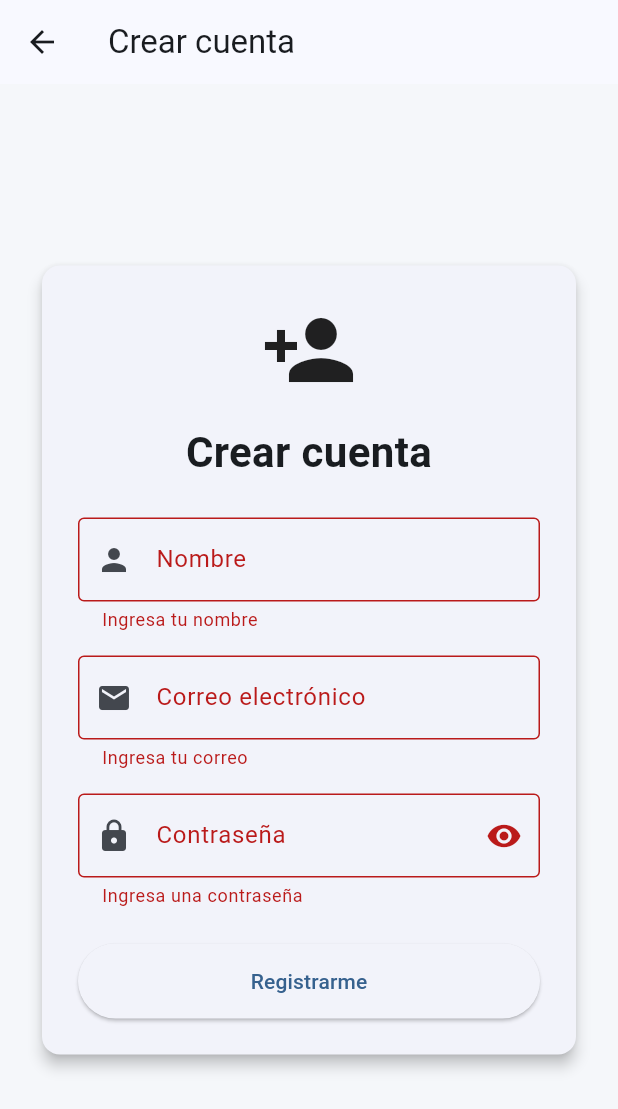
After one commit to raulsalas703/fitback_app, a Flutter app: the RegisterScreen screen opened directly, after a tap on "Registrarme", on a phone screen of 412 x 824 dp. The commit adds this screen. Shown: the top 1109 px of the screen. Run offline on Flutter 3.47's test engine with Material 3 defaults, Android fonts, the phone set to English and light mode, and no system bars; our stand-ins replace flutter_secure_storage; accounts and stored records are empty.

Commit message:
Agregar registro desde pantalla de login

```diff
--- a/mobile_app/lib/screens/login_screen.dart
+++ b/mobile_app/lib/screens/login_screen.dart
@@ -1,6 +1,7 @@
 import 'package:flutter/material.dart';
 
 import '../services/auth_api.dart';
+import 'register_screen.dart';
 
 class LoginScreen extends StatefulWidget {
   const LoginScreen({super.key});
@@ -73,6 +74,15 @@ class _LoginScreenState extends State<LoginScreen> {
     }
   }
 
+  void _goToRegister() {
+    Navigator.push(
+      context,
+      MaterialPageRoute(
+        builder: (context) => const RegisterScreen(),
+      ),
+    );
+  }
+
   @override
   Widget build(BuildContext context) {
     return Scaffold(
@@ -127,7 +137,9 @@ class _LoginScreenState extends State<LoginScreen> {
                               TextInputType.emailAddress,
                           decoration: const InputDecoration(
                             labelText: 'Correo electrónico',
-                            prefixIcon: Icon(Icons.email),
+                            prefixIcon: Icon(
+                              Icons.email,
+                            ),
                             border: OutlineInputBorder(),
                           ),
                           validator: (value) {
@@ -151,8 +163,9 @@ class _LoginScreenState extends State<LoginScreen> {
                           obscureText: _obscurePassword,
                           decoration: InputDecoration(
                             labelText: 'Contraseña',
-                            prefixIcon:
-                                const Icon(Icons.lock),
+                            prefixIcon: const Icon(
+                              Icons.lock,
+                            ),
                             border:
                                 const OutlineInputBorder(),
                             suffixIcon: IconButton(
@@ -204,6 +217,16 @@ class _LoginScreenState extends State<LoginScreen> {
                                   ),
                           ),
                         ),
+
+                        const SizedBox(height: 12),
+
+                        TextButton(
+                          onPressed:
+                              _isLoading ? null : _goToRegister,
+                          child: const Text(
+                            '¿No tienes cuenta? Crear cuenta',
+                          ),
+                        ),
                       ],
                     ),
                   ),
--- /dev/null
+++ b/mobile_app/lib/screens/register_screen.dart
@@ -0,0 +1,221 @@
+import 'package:flutter/material.dart';
+
+import '../services/auth_api.dart';
+
+class RegisterScreen extends StatefulWidget {
+  const RegisterScreen({super.key});
+
+  @override
+  State<RegisterScreen> createState() => _RegisterScreenState();
+}
+
+class _RegisterScreenState extends State<RegisterScreen> {
+  final _formKey = GlobalKey<FormState>();
+
+  final _nameController = TextEditingController();
+  final _emailController = TextEditingController();
+  final _passwordController = TextEditingController();
+
+  bool _isLoading = false;
+  bool _obscurePassword = true;
+
+  @override
+  void dispose() {
+    _nameController.dispose();
+    _emailController.dispose();
+    _passwordController.dispose();
+    super.dispose();
+  }
+
+  Future<void> _register() async {
+    if (!_formKey.currentState!.validate()) {
+      return;
+    }
+
+    setState(() {
+      _isLoading = true;
+    });
+
+    try {
+      await AuthApi.register(
+        name: _nameController.text.trim(),
+        email: _emailController.text.trim(),
+        password: _passwordController.text,
+      );
+
+      if (!mounted) return;
+
+      ScaffoldMessenger.of(context).showSnackBar(
+        const SnackBar(
+          content: Text('Usuario registrado correctamente'),
+        ),
+      );
+
+      Navigator.pop(context);
+    } catch (error) {
+      if (!mounted) return;
+
+      ScaffoldMessenger.of(context).showSnackBar(
+        SnackBar(
+          content: Text(
+            error.toString().replaceFirst('Exception: ', ''),
+          ),
+        ),
+      );
+    } finally {
+      if (mounted) {
+        setState(() {
+          _isLoading = false;
+        });
+      }
+    }
+  }
+
+  @override
+  Widget build(BuildContext context) {
+    return Scaffold(
+      backgroundColor: const Color(0xFFF5F7FA),
+      appBar: AppBar(
+        title: const Text('Crear cuenta'),
+      ),
+      body: Center(
+        child: SingleChildScrollView(
+          padding: const EdgeInsets.all(24),
+          child: ConstrainedBox(
+            constraints: const BoxConstraints(
+              maxWidth: 420,
+            ),
+            child: Card(
+              elevation: 4,
+              child: Padding(
+                padding: const EdgeInsets.all(24),
+                child: Form(
+                  key: _formKey,
+                  child: Column(
+                    crossAxisAlignment:
+                        CrossAxisAlignment.stretch,
+                    children: [
+                      const Icon(
+                        Icons.person_add,
+                        size: 64,
+                      ),
+
+                      const SizedBox(height: 16),
+
+                      const Text(
+                        'Crear cuenta',
+                        textAlign: TextAlign.center,
+                        style: TextStyle(
+                          fontSize: 28,
+                          fontWeight: FontWeight.bold,
+                        ),
+                      ),
+
+                      const SizedBox(height: 24),
+
+                      TextFormField(
+                        controller: _nameController,
+                        decoration: const InputDecoration(
+                          labelText: 'Nombre',
+                          prefixIcon: Icon(Icons.person),
+                          border: OutlineInputBorder(),
+                        ),
+                        validator: (value) {
+                          if (value == null ||
+                              value.trim().isEmpty) {
+                            return 'Ingresa tu nombre';
+                          }
+
+                          return null;
+                        },
+                      ),
+
+                      const SizedBox(height: 16),
+
+                      TextFormField(
+                        controller: _emailController,
+                        keyboardType:
+                            TextInputType.emailAddress,
+                        decoration: const InputDecoration(
+                          labelText: 'Correo electrónico',
+                          prefixIcon: Icon(Icons.email),
+                          border: OutlineInputBorder(),
+                        ),
+                        validator: (value) {
+                          if (value == null ||
+                              value.trim().isEmpty) {
+                            return 'Ingresa tu correo';
+                          }
+
+                          if (!value.contains('@')) {
+                            return 'Ingresa un correo válido';
+                          }
+
+                          return null;
+                        },
+                      ),
+
+                      const SizedBox(height: 16),
+
+                      TextFormField(
+                        controller: _passwordController,
+                        obscureText: _obscurePassword,
+                        decoration: InputDecoration(
+                          labelText: 'Contraseña',
+                          prefixIcon:
+                              const Icon(Icons.lock),
+                          border:
+                              const OutlineInputBorder(),
+                          suffixIcon: IconButton(
+                            onPressed: () {
+                              setState(() {
+                                _obscurePassword =
+                                    !_obscurePassword;
+                              });
+                            },
+                            icon: Icon(
+                              _obscurePassword
+                                  ? Icons.visibility
+                                  : Icons.visibility_off,
+                            ),
+                          ),
+                        ),
+                        validator: (value) {
+                          if (value == null ||
+                              value.isEmpty) {
+                            return 'Ingresa una contraseña';
+                          }
+
+                          if (value.length < 6) {
+                            return 'Mínimo 6 caracteres';
+                          }
+
+                          return null;
+                        },
+                      ),
+
+                      const SizedBox(height: 24),
+
+                      SizedBox(
+                        height: 50,
+                        child: ElevatedButton(
+                          onPressed:
+                              _isLoading ? null : _register,
+                          child: _isLoading
+                              ? const CircularProgressIndicator()
+                              : const Text(
+                                  'Registrarme',
+                                ),
+                        ),
+                      ),
+                    ],
+                  ),
+                ),
+              ),
+            ),
+          ),
+        ),
+      ),
+    );
+  }
+}
```
